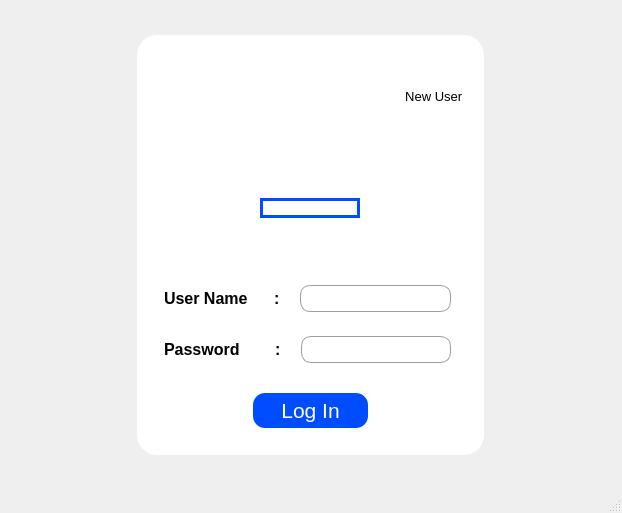
Before: the Qt Designer form login.ui in AjasMohammed/BillingApp, drawn with Qt 5.
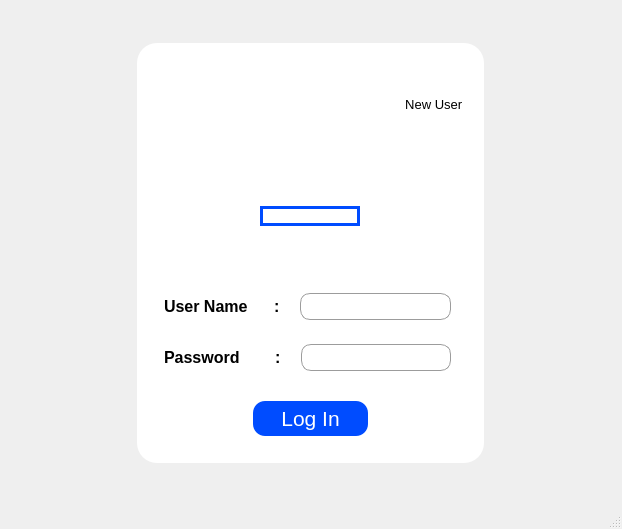
After: the same form once the commit is applied. Icons and pictures are not drawn.

What changed in the file:
```diff
--- a/login.ui
+++ b/login.ui
@@ -7,7 +7,7 @@
     <x>0</x>
     <y>0</y>
     <width>622</width>
-    <height>513</height>
+    <height>529</height>
    </rect>
   </property>
   <property name="windowTitle">
@@ -524,6 +524,12 @@
 border: 1px solid;
 border-color: rgb(156, 156, 156);</string>
                    </property>
+                   <property name="frame">
+                    <bool>true</bool>
+                   </property>
+                   <property name="cursorPosition">
+                    <number>0</number>
+                   </property>
                    <property name="clearButtonEnabled">
                     <bool>false</bool>
                    </property>
```
